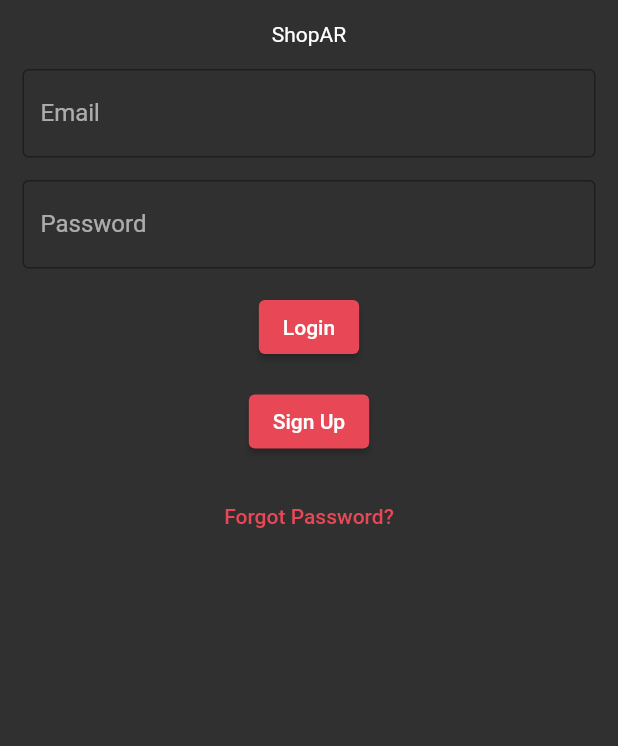
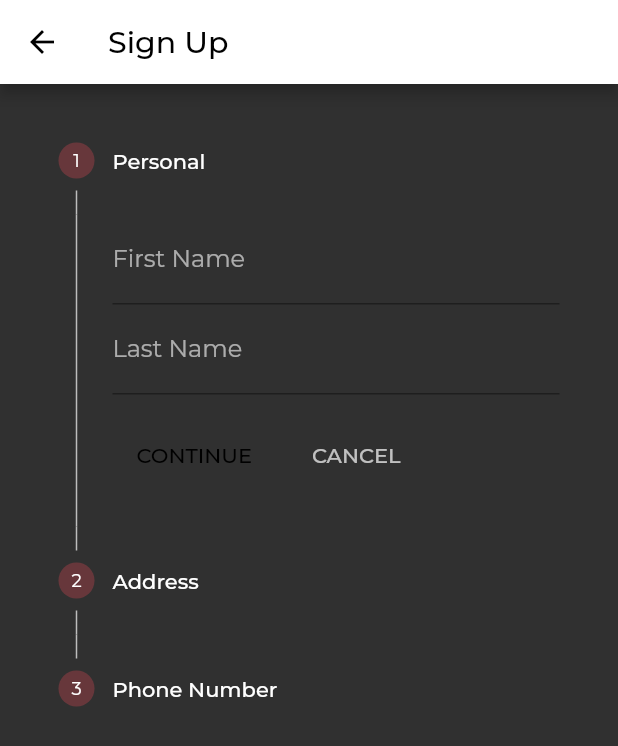
Before and after one commit to pathakarjun/ShopAR, a Flutter app: the screen it shows after launch, after a tap on "Sign Up", on a phone screen of 412 x 824 dp. Shown: the top 746 px of the screen. Run offline on Flutter 3.47's test engine with Material 2 defaults, Android fonts, the phone set to English and light mode, and no system bars; our stand-ins replace firebase_auth, firebase_core, google_fonts; accounts and stored records are empty; network calls fail; Roboto replaces fonts that are missing (Georgia, Hind).

Commit message:
Added Sign up form start. Need to add profile creation and fix colors

```diff
--- a/shop_ar/lib/loginSignup/loginPage.dart
+++ /dev/null
@@ -1,83 +0,0 @@
-// ignore_for_file: file_names
-
-import 'package:flutter/material.dart';
-import 'package:firebase_auth/firebase_auth.dart';
-import 'package:shop_ar/loginSignup/loadingMain.dart';
-import 'package:shop_ar/loginSignup/signupPage.dart';
-
-class LoginPage extends StatefulWidget {
-  @override
-  _LoginPage createState() => _LoginPage();
-}
-
-class _LoginPage extends State<LoginPage> {
-  TextEditingController email = new TextEditingController();
-  TextEditingController password = new TextEditingController();
-
-  FirebaseAuth auth = FirebaseAuth.instance;
-
-  Future<void> login() async {
-    try {
-      UserCredential userCredential = await FirebaseAuth.instance
-          .signInWithEmailAndPassword(
-              email: email.text, password: password.text);
-    } on FirebaseAuthException catch (e) {
-      if (e.code == 'user-not-found') {
-        print('No user found for that email.');
-      } else if (e.code == 'wrong-password') {
-        print('Wrong password provided for that user.');
-      }
-    }
-  }
-
-  @override
-  Widget build(BuildContext context) {
-    return Scaffold(
-      body: Container(
-        padding: EdgeInsets.all(15),
-        child: Column(
-          children: [
-            Text("ShopAR"),
-            SizedBox(height: 15),
-            TextField(
-              decoration: InputDecoration(
-                border: OutlineInputBorder(),
-                labelText: 'Email',
-              ),
-              controller: email,
-            ),
-            SizedBox(height: 15),
-            TextField(
-              obscureText: true,
-              decoration: InputDecoration(
-                border: OutlineInputBorder(),
-                labelText: 'Password',
-              ),
-              controller: password,
-            ),
-            SizedBox(height: 15),
-            ElevatedButton(
-              onPressed: () {
-                 login();
-              },
-              child: Text("Login"),
-            ),
-            SizedBox(height: 15),
-            ElevatedButton(
-              onPressed: () {
-                print(FirebaseAuth.instance.currentUser);
-                Navigator.push(
-                  context,
-                  MaterialPageRoute(builder: (context) => SignupPage()),
-                );
-              },
-              child: Text("Sign Up"),
-            ),
-            SizedBox(height: 15),
-            TextButton(onPressed: () {}, child: Text("Forgot Password?"))
-          ],
-        ),
-      ),
-    );
-  }
-}
--- a/shop_ar/lib/loginSignup/signupPage.dart
+++ b/shop_ar/lib/loginSignup/login_page.dart
@@ -2,14 +2,15 @@
 
 import 'package:flutter/material.dart';
 import 'package:firebase_auth/firebase_auth.dart';
-import 'package:shop_ar/loginSignup/loadingMain.dart';
+import 'package:shop_ar/loginSignup/loading_main.dart';
+import 'package:shop_ar/loginSignup/signup_page.dart';
 
-class SignupPage extends StatefulWidget {
+class LoginPage extends StatefulWidget {
   @override
-  _SignupPage createState() => _SignupPage();
+  _LoginPage createState() => _LoginPage();
 }
 
-class _SignupPage extends State<SignupPage> {
+class _LoginPage extends State<LoginPage> {
   TextEditingController email = new TextEditingController();
   TextEditingController password = new TextEditingController();
 
@@ -19,7 +20,7 @@
     try {
       UserCredential userCredential = await FirebaseAuth.instance
           .signInWithEmailAndPassword(
-          email: email.text, password: password.text);
+              email: email.text, password: password.text);
     } on FirebaseAuthException catch (e) {
       if (e.code == 'user-not-found') {
         print('No user found for that email.');
@@ -58,17 +59,19 @@
             ElevatedButton(
               onPressed: () {
                 login();
-                Navigator.push(
-                  context,
-                  MaterialPageRoute(builder: (context) => const LoadingScreen()),
-                );
               },
-              child: Text("Login"),
+              child: const Text(
+                'Home',
+              ),
             ),
             SizedBox(height: 15),
             ElevatedButton(
               onPressed: () {
                 print(FirebaseAuth.instance.currentUser);
+                Navigator.push(
+                  context,
+                  MaterialPageRoute(builder: (context) => SignupPage()),
+                );
               },
               child: Text("Sign Up"),
             ),
--- /dev/null
+++ b/shop_ar/lib/loginSignup/new_user.dart
@@ -0,0 +1,32 @@
+
+class NewUser {
+  late String uEmail;
+  late String uPass;
+  late String fName;
+  late String lName;
+  late String mailingAdd;
+  late String phoneNum;
+
+  // NewUser(String uEmail, String uPassword, String ufName, String ulName, String uMailing, String uPhone){
+  //   this.email = uEmail;
+  //   this.password = uPassword;
+  //   this.fName = ufName;
+  //   this.lName = ulName;
+  //   this.mailingAdd = uMailing;
+  //   this.phoneNum = uPhone;
+  // };
+
+  set email(String email){
+    this.uEmail = email;
+  }
+
+  String get email => uEmail;
+
+  set password(String password){
+    this.uPass = password;
+  }
+
+  String get password => uPass;
+
+  // NewUser({this.email, this.password, this.fName, this.lName, this.mailingAdd, this.phoneNum});
+}
--- /dev/null
+++ b/shop_ar/lib/loginSignup/signup_page.dart
@@ -0,0 +1,162 @@
+// ignore_for_file: file_names
+
+import 'package:flutter/material.dart';
+import 'package:firebase_auth/firebase_auth.dart';
+import 'package:shop_ar/loginSignup/login_page.dart';
+import 'package:shop_ar/loginSignup/new_user.dart';
+import 'package:shop_ar/loginSignup/loading_main.dart';
+
+class SignupPage extends StatefulWidget {
+  const SignupPage({Key? key}) : super(key: key);
+
+  @override
+  _SignupPage createState() => _SignupPage();
+}
+
+class _SignupPage extends State<SignupPage> {
+  final TextEditingController firstName = TextEditingController();
+  final TextEditingController lastName = TextEditingController();
+
+  final NewUser user = NewUser();
+
+  FirebaseAuth auth = FirebaseAuth.instance;
+
+  void checkInput() {
+    if (firstName.text != "" && lastName.text != "") {
+      Navigator.push(
+        context,
+        MaterialPageRoute(builder: (context) => SignupPage()),
+      );
+    }
+  }
+
+  int _index = 0;
+
+  static const _steps = [
+    Step(
+      title: Text('Personal'),
+      content: _PersonalForm(),
+    ),
+    Step(
+      title: Text('Address'),
+      content: _AddressForm(),
+    ),
+    Step(
+      title: Text('Phone Number'),
+      content: _PhoneForm(),
+    ),
+  ];
+
+  @override
+  Widget build(BuildContext context) {
+    return Scaffold(
+      appBar: AppBar(
+        title: const Text('Sign Up'),
+      ),
+      body: Container(
+        padding: const EdgeInsets.all(15),
+        child: Column(
+          children: [
+            Stepper(
+              //type: StepperType.horizontal,
+              currentStep: _index,
+              onStepCancel: () {
+                if (_index > 0) {
+                  setState(() {
+                    _index -= 1;
+                  });
+                }
+              },
+              onStepContinue: () {
+                if (_index <= 1) {
+                  setState(() {
+                    _index += 1;
+                  });
+                } else if (_index > 1){
+
+                }
+              },
+              onStepTapped: (int index) {
+                setState(() {
+                  _index = index;
+                });
+              },
+              steps: _steps,
+            )
+          ],
+        ),
+      ),
+    );
+  }
+}
+
+class _PersonalForm extends StatelessWidget {
+  const _PersonalForm({Key? key}) : super(key: key);
+
+  @override
+  Widget build(BuildContext context) {
+    return Column(
+      children: [
+        TextFormField(
+          decoration: const InputDecoration(
+            labelText: 'First Name',
+          ),
+        ),
+        TextFormField(
+          decoration: const InputDecoration(
+            labelText: 'Last Name',
+          ),
+        ),
+      ],
+    );
+  }
+}
+
+class _AddressForm extends StatelessWidget {
+  const _AddressForm({Key? key}) : super(key: key);
+
+  @override
+  Widget build(BuildContext context) {
+    return Column(
+      children: [
+        TextFormField(
+          decoration: const InputDecoration(
+            labelText: 'Street',
+          ),
+        ),
+        TextFormField(
+          decoration: const InputDecoration(
+            labelText: 'City',
+          ),
+        ),
+        TextFormField(
+          decoration: const InputDecoration(
+            labelText: 'State',
+          ),
+        ),
+        TextFormField(
+          decoration: const InputDecoration(
+            labelText: 'Zip Code',
+          ),
+        ),
+      ],
+    );
+  }
+}
+
+class _PhoneForm extends StatelessWidget {
+  const _PhoneForm({Key? key}) : super(key: key);
+
+  @override
+  Widget build(BuildContext context) {
+    return Column(
+      children: [
+        TextFormField(
+          decoration: const InputDecoration(
+            labelText: 'Phone Number',
+          ),
+        ),
+      ],
+    );
+  }
+}
--- a/shop_ar/lib/main.dart
+++ b/shop_ar/lib/main.dart
@@ -1,17 +1,18 @@
 import 'package:flutter/material.dart';
 import 'package:firebase_core/firebase_core.dart';
-import 'package:shop_ar/loginSignup//loginPage.dart';
+import 'package:shop_ar/loginSignup//login_page.dart';
 import 'firebase_options.dart';
 import 'package:firebase_core/firebase_core.dart';
 import 'package:firebase_auth/firebase_auth.dart';
-import 'loginSignup/loadingMain.dart';
+import 'loginSignup/loading_main.dart';
+import 'package:google_fonts/google_fonts.dart';
 
 void main() async {
   WidgetsFlutterBinding.ensureInitialized();
   await Firebase.initializeApp(
     options: DefaultFirebaseOptions.currentPlatform,
   );
-  runApp(MyApp());
+  runApp(const MyApp());
 }
 
 class MyApp extends StatelessWidget {
@@ -22,30 +23,30 @@
   Widget build(BuildContext context) {
     //PRIMARY CUSTOM COLOR (DARKER RED)
     Map<int, Color> primary = {
-      50: Color.fromRGBO(232, 72, 85, .1),
-      100: Color.fromRGBO(232, 72, 85, .2),
-      200: Color.fromRGBO(232, 72, 85, .3),
-      300: Color.fromRGBO(232, 72, 85, .4),
-      400: Color.fromRGBO(232, 72, 85, .5),
-      500: Color.fromRGBO(232, 72, 85, .6),
-      600: Color.fromRGBO(232, 72, 85, .7),
-      700: Color.fromRGBO(232, 72, 85, .8),
-      800: Color.fromRGBO(232, 72, 85, .9),
-      900: Color.fromRGBO(232, 72, 85, 1),
+      50: const Color.fromRGBO(232, 72, 85, .1),
+      100: const Color.fromRGBO(232, 72, 85, .2),
+      200: const Color.fromRGBO(232, 72, 85, .3),
+      300: const Color.fromRGBO(232, 72, 85, .4),
+      400: const Color.fromRGBO(232, 72, 85, .5),
+      500: const Color.fromRGBO(232, 72, 85, .6),
+      600: const Color.fromRGBO(232, 72, 85, .7),
+      700: const Color.fromRGBO(232, 72, 85, .8),
+      800: const Color.fromRGBO(232, 72, 85, .9),
+      900: const Color.fromRGBO(232, 72, 85, 1),
     };
     MaterialColor darkRed = MaterialColor(0xFFE84855, primary);
 
     Map<int, Color> secondary = {
-      50: Color.fromRGBO(240, 139, 147, .1),
-      100: Color.fromRGBO(240, 139, 147, .2),
-      200: Color.fromRGBO(240, 139, 147, .3),
-      300: Color.fromRGBO(240, 139, 147, .4),
-      400: Color.fromRGBO(240, 139, 147, .5),
-      500: Color.fromRGBO(240, 139, 147, .6),
-      600: Color.fromRGBO(240, 139, 147, .7),
-      700: Color.fromRGBO(240, 139, 147, .8),
-      800: Color.fromRGBO(240, 139, 147, .9),
-      900: Color.fromRGBO(240, 139, 147, 1),
+      50: const Color.fromRGBO(240, 139, 147, .1),
+      100: const Color.fromRGBO(240, 139, 147, .2),
+      200: const Color.fromRGBO(240, 139, 147, .3),
+      300: const Color.fromRGBO(240, 139, 147, .4),
+      400: const Color.fromRGBO(240, 139, 147, .5),
+      500: const Color.fromRGBO(240, 139, 147, .6),
+      600: const Color.fromRGBO(240, 139, 147, .7),
+      700: const Color.fromRGBO(240, 139, 147, .8),
+      800: const Color.fromRGBO(240, 139, 147, .9),
+      900: const Color.fromRGBO(240, 139, 147, 1),
     };
     MaterialColor lightRed = MaterialColor(0xFFE84855, secondary);
 
@@ -58,20 +59,19 @@
       backgroundColor: const Color(0xFF1E1E1E),
       primaryColor: const Color(0xFFE84855),
 
-      // Define the default font family.
-      fontFamily: 'Georgia',
 
       // Define the default `TextTheme`. Use this to specify the default
       // text styling for headlines, titles, bodies of text, and more.
-      textTheme: const TextTheme(
-        headline1: TextStyle(fontSize: 72.0, fontWeight: FontWeight.bold, fontFamily: 'Montserrat'),
-        headline6: TextStyle(fontSize: 36.0, fontWeight: FontWeight.bold),
-        bodyText2: TextStyle(fontSize: 14.0, fontFamily: 'Hind'),
+      textTheme: GoogleFonts.montserratTextTheme(
+        Theme.of(context).textTheme,
+      ).apply(
+        bodyColor: Colors.white,
+        displayColor: Theme.of(context).colorScheme.primary,
       ),
     );
 
-    if (FirebaseAuth.instance.currentUser != null){
-      print("Logged In!");
+    if (FirebaseAuth.instance.currentUser != null) {
+      // ****LOGGED IN****
       return MaterialApp(
         theme: themeColors,
         home: Scaffold(
@@ -80,24 +80,23 @@
             alignment: Alignment.center,
             child: Container(
               child: LoginPage(),
-              ),// New code
+            ), // New code
           ),
-          ));
+        ),
+      );
     } else {
-      print("Not Logged In!");
+      // ****NOT LOGGED IN****
       return MaterialApp(
         theme: themeColors,
         home: Scaffold(
-            // backgroundColor: Theme.of(context).colorScheme.primary,
           body: Container(
             alignment: Alignment.center,
             child: Container(
               child: LoginPage(),
-              ),// New code
+            ), // New code
           ),
-          ));
-    }
-
-
+        ),
+      );
     }
   }
+}
--- a/shop_ar/pubspec.yaml
+++ b/shop_ar/pubspec.yaml
@@ -35,6 +35,7 @@
   cupertino_icons: ^1.0.2
   firebase_auth:
   firebase_core: ^1.12.0
+  google_fonts: ^2.3.1
 
 dev_dependencies:
   flutter_test:
```
Also changed, not shown: shop_ar/lib/loginSignup/loading_main.dart (renamed from shop_ar/lib/loginSignup/loadingMain.dart), shop_ar/pubspec.lock. Lines whose indentation alone changed are shown as unchanged.
